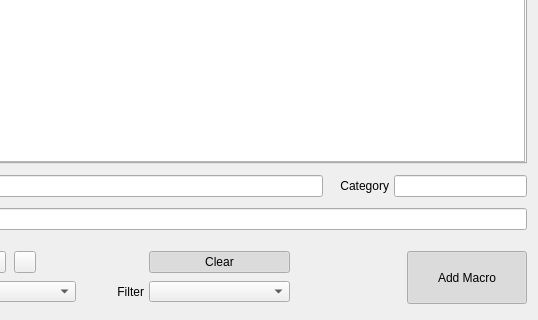
Above: QKeyMapper/qmacrolistdialog.ui from Zalafina/QKeyMapper before the change; both pictures show x 162 to 700 and y 180 to 500 of the 700 by 500 pixel window. Below: the same form after it.
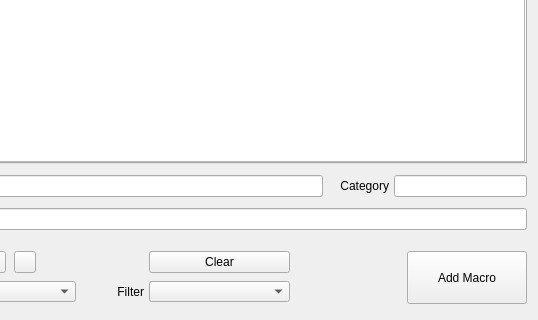
That is the form after the change. Custom widgets are drawn as their Qt base class.

Commit message: Add macro list dialog.

Diff of the .ui file:
```diff
--- a/QKeyMapper/qmacrolistdialog.ui
+++ b/QKeyMapper/qmacrolistdialog.ui
@@ -556,12 +556,6 @@
            <property name="text">
             <string>Clear</string>
            </property>
-           <property name="checkable">
-            <bool>true</bool>
-           </property>
-           <property name="checked">
-            <bool>true</bool>
-           </property>
            <property name="autoDefault">
             <bool>false</bool>
            </property>
@@ -607,12 +601,6 @@
           <property name="text">
            <string>Add Macro</string>
           </property>
-          <property name="checkable">
-           <bool>true</bool>
-          </property>
-          <property name="checked">
-           <bool>true</bool>
-          </property>
           <property name="autoDefault">
            <bool>false</bool>
           </property>
```
The commit also changes 7 other files.
